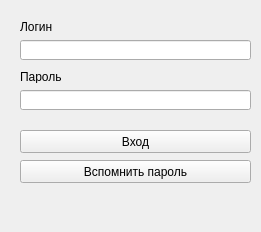
This is mainwindow.ui in Gaben38/Cursach as Qt 5 draws it before an edit. The edited form follows.
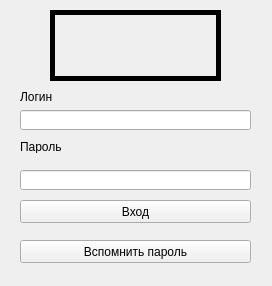
This is the edited form. Icons and pictures are not drawn.

```diff
--- a/mainwindow.ui
+++ b/mainwindow.ui
@@ -6,8 +6,8 @@
    <rect>
     <x>0</x>
     <y>0</y>
-    <width>261</width>
-    <height>232</height>
+    <width>272</width>
+    <height>286</height>
    </rect>
   </property>
   <property name="sizePolicy">
@@ -18,14 +18,14 @@
   </property>
   <property name="minimumSize">
    <size>
-    <width>261</width>
-    <height>232</height>
+    <width>272</width>
+    <height>286</height>
    </size>
   </property>
   <property name="maximumSize">
    <size>
-    <width>261</width>
-    <height>232</height>
+    <width>272</width>
+    <height>286</height>
    </size>
   </property>
   <property name="windowTitle">
@@ -43,7 +43,7 @@
     <property name="geometry">
      <rect>
       <x>20</x>
-      <y>40</y>
+      <y>110</y>
       <width>231</width>
       <height>20</height>
      </rect>
@@ -53,7 +53,7 @@
     <property name="geometry">
      <rect>
       <x>20</x>
-      <y>90</y>
+      <y>170</y>
       <width>231</width>
       <height>20</height>
      </rect>
@@ -69,7 +69,7 @@
     <property name="geometry">
      <rect>
       <x>20</x>
-      <y>20</y>
+      <y>90</y>
       <width>47</width>
       <height>13</height>
      </rect>
@@ -82,7 +82,7 @@
     <property name="geometry">
      <rect>
       <x>20</x>
-      <y>70</y>
+      <y>140</y>
       <width>47</width>
       <height>13</height>
      </rect>
@@ -95,7 +95,7 @@
     <property name="geometry">
      <rect>
       <x>20</x>
-      <y>130</y>
+      <y>200</y>
       <width>231</width>
       <height>23</height>
      </rect>
@@ -108,7 +108,7 @@
     <property name="geometry">
      <rect>
       <x>20</x>
-      <y>160</y>
+      <y>240</y>
       <width>231</width>
       <height>23</height>
      </rect>
@@ -117,6 +117,31 @@
      <string>Вспомнить пароль</string>
     </property>
    </widget>
+   <widget class="QLabel" name="ikeaLogoLabel">
+    <property name="geometry">
+     <rect>
+      <x>50</x>
+      <y>10</y>
+      <width>171</width>
+      <height>71</height>
+     </rect>
+    </property>
+    <property name="frameShape">
+     <enum>QFrame::Box</enum>
+    </property>
+    <property name="lineWidth">
+     <number>5</number>
+    </property>
+    <property name="text">
+     <string/>
+    </property>
+    <property name="pixmap">
+     <pixmap>../../ikea icon.png</pixmap>
+    </property>
+    <property name="scaledContents">
+     <bool>true</bool>
+    </property>
+   </widget>
   </widget>
  </widget>
  <layoutdefault spacing="6" margin="11"/>
```
